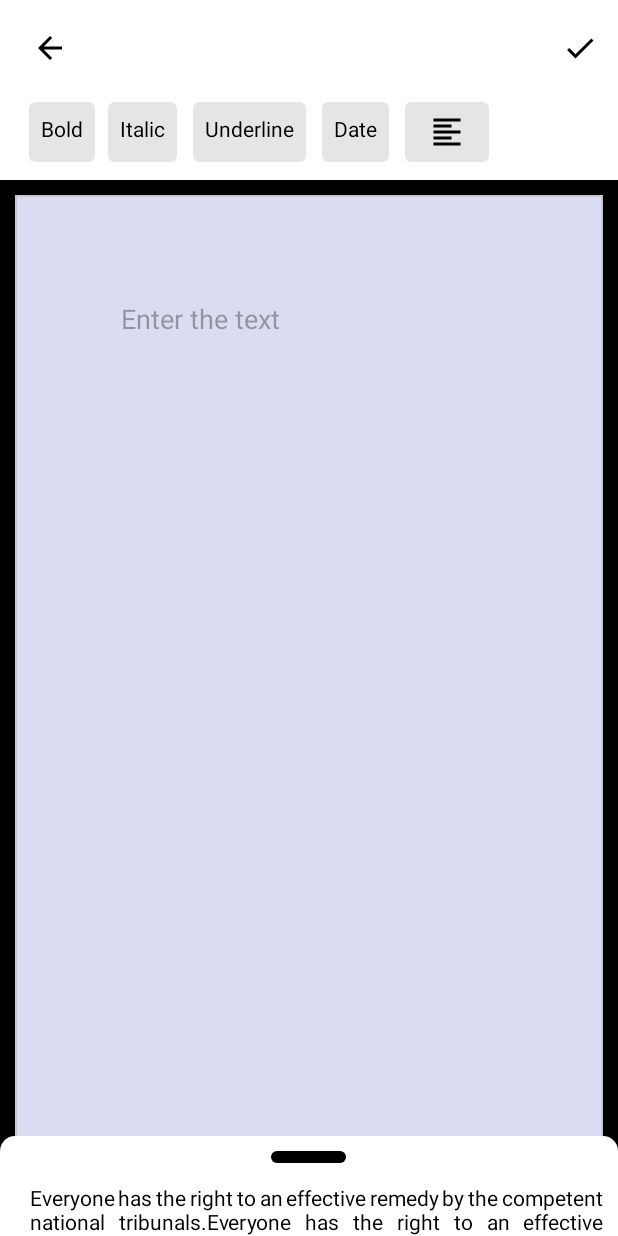
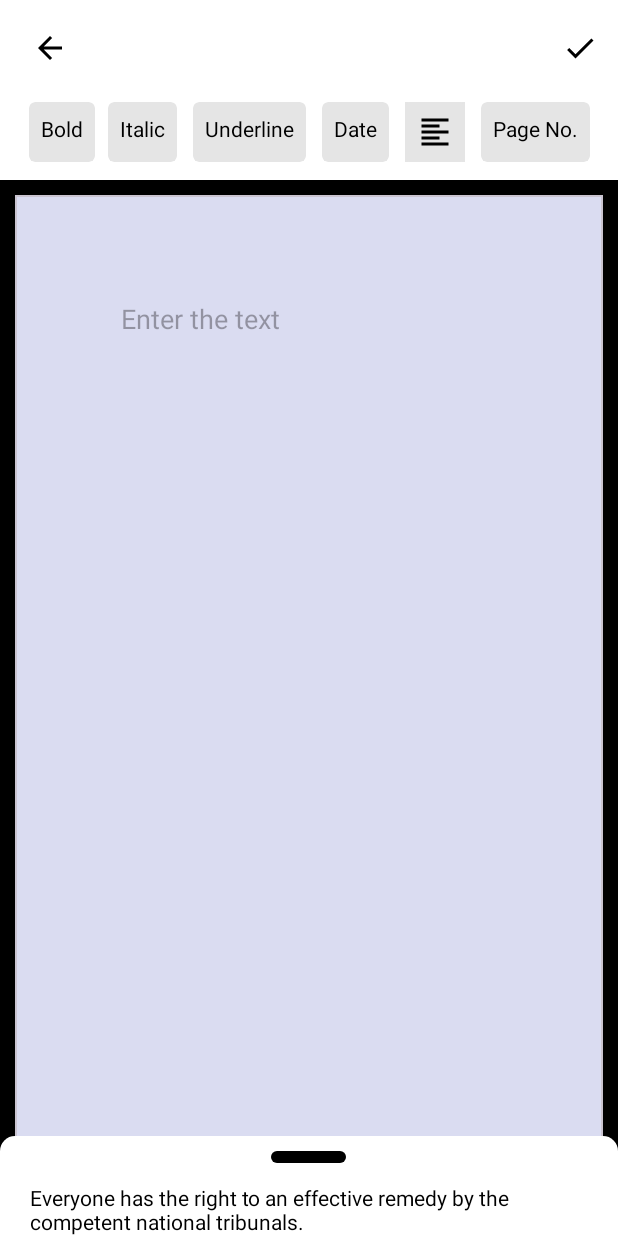
Before and after one commit to Rahulrajput101/HandWritter, an Android app: the fragment PageEditFragment placed in its activity, on a phone screen of 412 x 824 dp. Run offline under Robolectric (Android 15) with nearby library versions, the phone set to English and light mode, and no system bars; our stand-ins replace Dagger/Hilt's generated code, Room's generated code, data binding; libraries missing offline, so code that uses them is left out: com.google.mlkit.nl; network calls fail; 21 statements that could not run were skipped.

```diff
--- a/app/src/main/java/com.elkdocs.handwritter/presentation/page_edit_screen/PageEditEvent.kt
+++ b/app/src/main/java/com.elkdocs.handwritter/presentation/page_edit_screen/PageEditEvent.kt
@@ -6,6 +6,8 @@ import com.elkdocs.handwritter.domain.model.MyPageModel
 
 sealed interface PageEditEvent{
         object UpdatePage : PageEditEvent
+
+        data class UpdatePageNumber(val pageNumber: String) : PageEditEvent
         data class UpdateFontStyle(val fontStyle: Int) : PageEditEvent
         data class UpdateFontType(val fontType: Int) : PageEditEvent
         data class UpdateFontSize(val fontSize: Float) : PageEditEvent
@@ -15,6 +17,7 @@ sealed interface PageEditEvent{
         data class UpdateTextAlignment(val alignment:  Int) : PageEditEvent
         data class UpdateAddLine(val addLine : Boolean) : PageEditEvent
         data class UpdateLineColor(val lineColor: Int) : PageEditEvent
+        data class UpdateInkColor(val inkColor: Int) : PageEditEvent
         data class UpdatePageColor(val pageColor: Int) : PageEditEvent
         data class UpdateNote(val text : String) : PageEditEvent
         data class UpdateBitmap(val bitmap: Bitmap) : PageEditEvent
--- a/app/src/main/java/com.elkdocs.handwritter/presentation/page_edit_screen/PageEditState.kt
+++ b/app/src/main/java/com.elkdocs.handwritter/presentation/page_edit_screen/PageEditState.kt
@@ -19,6 +19,7 @@ import java.util.Locale
 data class PageEditState(
     val pageId: Long? = null,
     val folderId: Long? = null,
+    val pageNumber : String = "",
     val uriIndex: Int =0,
     val notesText: String ="",
     val textAlignment : Int = 0,
@@ -29,6 +30,7 @@ data class PageEditState(
     val textAndLineSpace : Float = 10f,
     val addLines: Boolean = true,
     val lineColor: Int = BLUE_LINE_COLOR,
+    val inkColor: Int = Color.BLACK,
     val pageColor: Int = PAGE_COLOR_LIGHT_BEIGE,
     val underline : Boolean = false,
     val pageBitmap: Bitmap = Bitmap.createBitmap(1024,1485,Bitmap.Config.ARGB_8888),
--- a/app/src/main/java/com.elkdocs.handwritter/presentation/page_viewer_screen/PageViewerFragment.kt
+++ b/app/src/main/java/com.elkdocs.handwritter/presentation/page_viewer_screen/PageViewerFragment.kt
@@ -264,6 +264,7 @@ class PageViewerFragment : Fragment() {
                         textAndLineSpace = 10f,
                         addLines = true,
                         lineColor = BLUE_LINE_COLOR,
+                        inkColor = Color.BLACK,
                         pageColor = PAGE_COLOR_LIGHT_BEIGE,
                         bitmap = pageBitmap!!,
                         underline = false
@@ -299,6 +300,7 @@ class PageViewerFragment : Fragment() {
                 textAndLineSpace = 0.105f,
                 addLines = true,
                 lineColor = BLUE_LINE_COLOR,
+                inkColor = Color.BLACK,
                 pageColor = PAGE_COLOR_LIGHT_BEIGE,
                 bitmap = pageBitmap!!,
                 underline = false
--- a/app/src/main/res/layout/fragment_page_edit.xml
+++ b/app/src/main/res/layout/fragment_page_edit.xml
@@ -170,14 +170,36 @@
 
 
                     <Spinner
+
                         android:background="@drawable/rounded_corner"
                         android:id="@+id/dropdown_alignment"
-                        style="@style/Widget.AppCompat.DropDownItem.Spinner"
                         android:layout_width="match_parent"
                         android:layout_height="match_parent" />
 
 
                 </LinearLayout>
+
+                <androidx.cardview.widget.CardView
+                    android:layout_width="wrap_content"
+                    android:layout_height="match_parent"
+                    android:layout_marginStart="5dp"
+                    android:layout_marginEnd="5dp"
+                    android:layout_marginBottom="8dp"
+                    app:cardBackgroundColor="@color/light_gre2"
+                    app:cardCornerRadius="4dp"
+                    app:cardElevation="0dp">
+
+                <CheckedTextView
+                    android:id="@+id/addPageNuumberButton"
+                    android:layout_width="wrap_content"
+                    android:layout_height="wrap_content"
+                    android:padding="8dp"
+                    android:text="Page No."
+                    android:textColor="@android:color/black"
+                    android:textSize="14sp"
+                    android:foreground="?attr/selectableItemBackground" />
+                </androidx.cardview.widget.CardView>
+
             </LinearLayout>
 
         </HorizontalScrollView>
@@ -279,6 +301,15 @@
                         app:layout_constraintTop_toTopOf="parent"
                         app:layout_constraintVertical_bias="0.089999974" />
 
+                    <TextView
+                        android:id="@+id/pageNumberTextView"
+                        android:layout_width="wrap_content"
+                        android:layout_height="wrap_content"
+                        android:layout_marginTop="8dp"
+                        android:layout_marginEnd="8dp"
+                        app:layout_constraintEnd_toEndOf="@+id/top_view"
+                        app:layout_constraintTop_toTopOf="@+id/iv_image_edit_view" />
+
                 </androidx.constraintlayout.widget.ConstraintLayout>
 
             </com.google.android.material.card.MaterialCardView>
@@ -350,7 +381,6 @@
                                 android:layout_width="0dp"
                                 android:layout_height="0dp"
                                 android:paddingStart="10dp"
-                                android:justificationMode="inter_word"
                                 android:text="@string/demo_style_text"
                                 android:textColor="@android:color/black"
                                 app:layout_constraintBottom_toBottomOf="parent"
@@ -475,24 +505,34 @@
                             style="@style/TextAppearance.AppCompat.Body2"
                             android:layout_width="wrap_content"
                             android:layout_height="wrap_content"
-                            android:layout_marginTop="25dp"
-                            android:text="Select Background" />
+                            android:layout_marginTop="15dp"
+                            android:text="Ink Color" />
 
-                        <androidx.recyclerview.widget.RecyclerView
-                            android:id="@+id/select_page_color_recycler_view"
+                        <com.google.android.material.textfield.TextInputLayout
+                            style="@style/Widget.Material3.TextInputLayout.OutlinedBox.ExposedDropdownMenu"
                             android:layout_width="match_parent"
                             android:layout_height="wrap_content"
-                            android:layout_marginStart="8dp"
-                            android:layout_marginTop="8dp"
-                            android:layout_marginEnd="8dp"
-                            android:layout_marginBottom="8dp"
-                            android:orientation="horizontal"
-                            tools:listitem="@layout/item_page_color" />
+                            android:layout_marginTop="5dp">
+
+                            <AutoCompleteTextView
+                                android:id="@+id/inkColorAutoComplete"
+                                android:layout_width="match_parent"
+                                android:layout_height="wrap_content"
+                                android:layout_weight="1"
+                                android:focusable="true"
+                                android:focusableInTouchMode="true"
+                                android:inputType="none"
+                                android:text="Black"
+                                android:textColor="@android:color/black"
+                                android:textSize="16sp" />
+
+                        </com.google.android.material.textfield.TextInputLayout>
 
                         <TextView
                             style="@style/TextAppearance.AppCompat.Body2"
                             android:layout_width="wrap_content"
                             android:layout_height="wrap_content"
+                            android:layout_marginTop="24dp"
                             android:text="Spacing between letter and word" />
 
                         <SeekBar
@@ -521,6 +561,24 @@
                             android:max="100"
                             android:progress="0" />
 
+                        <TextView
+                            style="@style/TextAppearance.AppCompat.Body2"
+                            android:layout_width="wrap_content"
+                            android:layout_height="wrap_content"
+                            android:layout_marginTop="12dp"
+                            android:text="Select Background" />
+
+                        <androidx.recyclerview.widget.RecyclerView
+                            android:id="@+id/select_page_color_recycler_view"
+                            android:layout_width="match_parent"
+                            android:layout_height="wrap_content"
+                            android:layout_marginStart="8dp"
+                            android:layout_marginTop="8dp"
+                            android:layout_marginEnd="8dp"
+                            android:layout_marginBottom="8dp"
+                            android:orientation="horizontal"
+                            tools:listitem="@layout/item_page_color" />
+
                     </LinearLayout>
                 </androidx.core.widget.NestedScrollView>
             </FrameLayout>
--- a/app/src/main/res/values/arrays.xml
+++ b/app/src/main/res/values/arrays.xml
@@ -37,6 +37,13 @@
         <item>Green</item>
     </string-array>
 
+    <string-array name="ink_color_array">
+        <item>Black</item>
+        <item>Blue</item>
+        <item>Red</item>
+        <item>Green</item>
+    </string-array>
+
     <string-array name="languages_array">
         <item>English</item>
         <item>Hindi</item>
--- a/app/src/main/res/values/strings.xml
+++ b/app/src/main/res/values/strings.xml
@@ -5,5 +5,5 @@
     <string name="open">Open</string>
     <string name="close">Close</string>
 
-    <string name="demo_style_text">Everyone has the right to an effective remedy by the competent national tribunals.Everyone has the right to an effective remedy by the competent national tribunalsEveryone has the right to an effective remedy by the competent national tribunalsEveryone has the right to an effective remedy by the competent national tribunals</string>
+    <string name="demo_style_text">Everyone has the right to an effective remedy by the competent national tribunals.</string>
 </resources>
```
Also changed, not shown: app/src/main/java/com.elkdocs.handwritter/domain/model/MyPageModel.kt (+9 -1 lines), app/src/main/java/com.elkdocs.handwritter/presentation/page_edit_screen/PageEditFragment.kt (+84 -25 lines), app/src/main/java/com.elkdocs.handwritter/presentation/page_edit_screen/PageEditViewModel.kt (+9 -0 lines), app/src/main/java/com.elkdocs.handwritter/util/Constant.kt (+7 -0 lines), app/src/main/res/layout/dialog_page_number.xml (added, +37 -0 lines).
